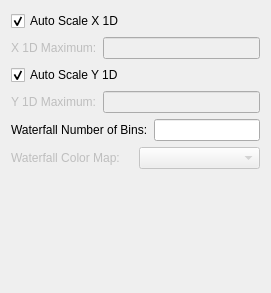
This is forms/psd_plots_config.ui in lsst-sitcom/spot_motion_monitor as Qt 5 draws it before an edit. The edited form follows.
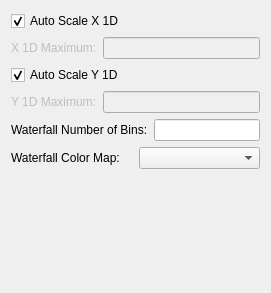
This is the edited form.

```diff
--- a/forms/psd_plots_config.ui
+++ b/forms/psd_plots_config.ui
@@ -104,7 +104,7 @@
      <item>
       <widget class="QLabel" name="waterfallColorMapLabel">
        <property name="enabled">
-        <bool>false</bool>
+        <bool>true</bool>
        </property>
        <property name="text">
         <string>Waterfall Color Map:</string>
@@ -114,7 +114,7 @@
      <item>
       <widget class="QComboBox" name="waterfallColorMapComboBox">
        <property name="enabled">
-        <bool>false</bool>
+        <bool>true</bool>
        </property>
       </widget>
      </item>
```
